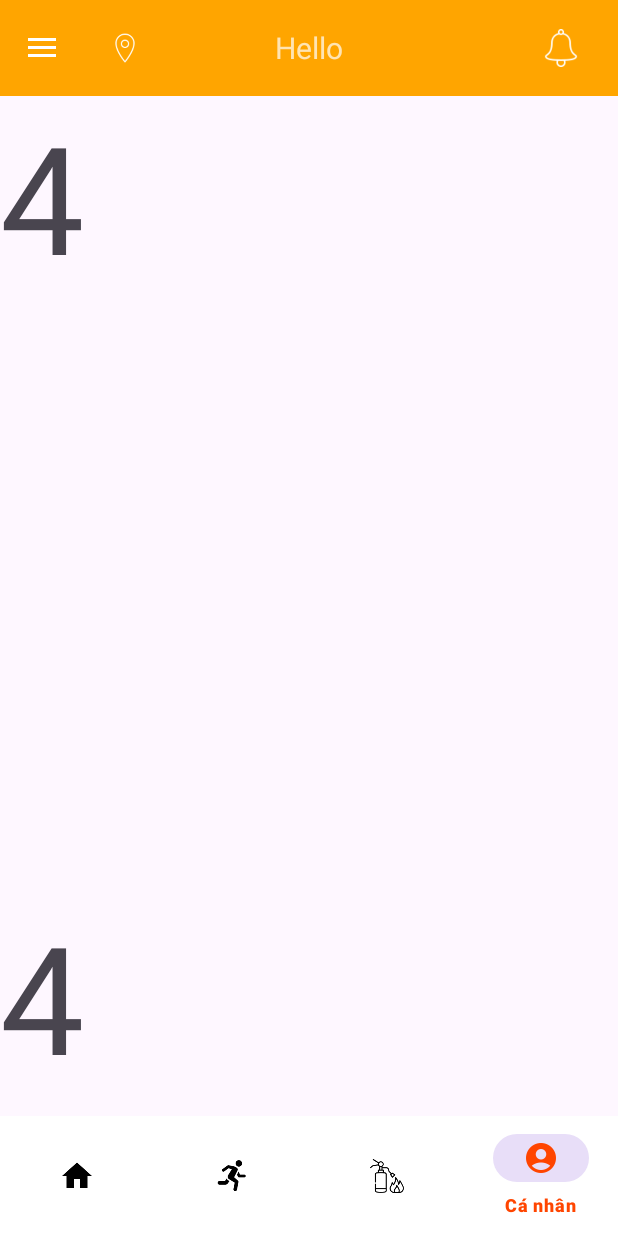
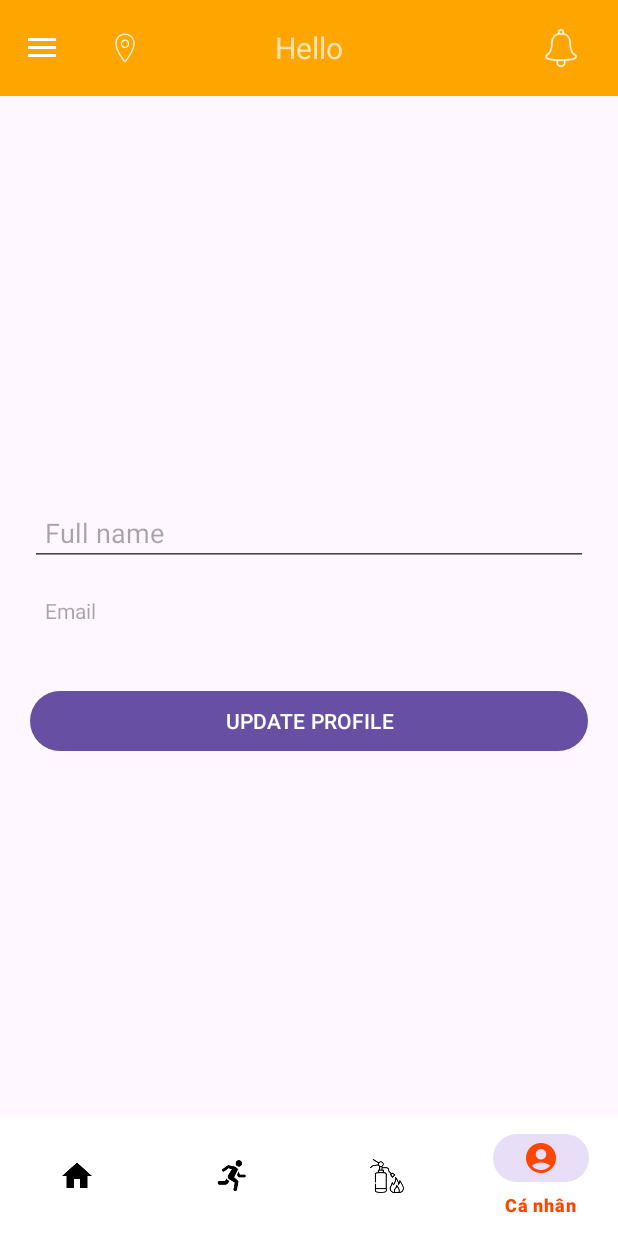
Before and after one commit to manh2903/DA_Android, an Android app: the screen it shows after launch once a user with an empty profile is signed in (MainActivity), item 4 of the bottom bar chosen, on a phone screen of 412 x 824 dp. Run offline under Robolectric (Android 15) with nearby library versions, the phone set to English and light mode, and no system bars; our stand-ins replace Firebase (no records; nobody signed in at launch, a user with empty details on screens opened directly).

Commit message:
update profile + activity notification

```diff
--- a/app/src/main/AndroidManifest.xml
+++ b/app/src/main/AndroidManifest.xml
@@ -4,6 +4,7 @@
 
     <uses-permission android:name="android.permission.INTERNET" />
     <uses-permission android:name="com.ndm.bottomnavigationbar.permission.RECEIVE_DATA" />
+    <uses-permission android:name="android.permission.READ_EXTERNAL_STORAGE" />
 
     <application
         android:allowBackup="true"
@@ -15,6 +16,9 @@
         android:supportsRtl="true"
         android:theme="@style/Theme.DA_Test"
         tools:targetApi="31">
+        <activity
+            android:name=".Activity.NotificationActivity"
+            android:exported="false" />
         <activity
             android:name=".Activity.SignUpActivity"
             android:exported="false" />
--- a/app/src/main/java/com/ndm/da_test/Activity/MainActivity.java
+++ b/app/src/main/java/com/ndm/da_test/Activity/MainActivity.java
@@ -6,21 +6,15 @@ import androidx.appcompat.app.AppCompatActivity;
 import androidx.appcompat.widget.Toolbar;
 import androidx.core.view.GravityCompat;
 import androidx.drawerlayout.widget.DrawerLayout;
-import androidx.fragment.app.Fragment;
 import androidx.fragment.app.FragmentStatePagerAdapter;
-import androidx.fragment.app.FragmentTransaction;
 import androidx.viewpager.widget.ViewPager;
-
 import android.content.Intent;
-import android.net.Uri;
 import android.os.Bundle;
 import android.view.MenuItem;
 import android.view.View;
-import android.widget.ImageView;
+import android.widget.FrameLayout;
 import android.widget.TextView;
 import android.widget.Toast;
-
-import com.bumptech.glide.Glide;
 import com.google.android.material.bottomnavigation.BottomNavigationView;
 import com.google.android.material.navigation.NavigationView;
 import com.google.firebase.auth.FirebaseAuth;
@@ -29,13 +23,12 @@ import com.ndm.da_test.R;
 import com.ndm.da_test.ViewPager.ViewPagerAdapter;
 
 public class MainActivity extends AppCompatActivity implements NavigationView.OnNavigationItemSelectedListener {
+    private FrameLayout notification;
     private DrawerLayout mDrawerLayout;
     private BottomNavigationView mnavigationView;
     private NavigationView navigationView;
     private ViewPager mViewPager;
     private Toolbar toolbar;
-
-    private ImageView imgAvatar;
     private TextView tvName,tvEmail;
 
     @Override
@@ -54,12 +47,24 @@ public class MainActivity extends AppCompatActivity implements NavigationView.On
         mDrawerLayout.addDrawerListener(toggle);
         toggle.syncState();
 
-
         navigationView.setNavigationItemSelectedListener(this);
-
 
         setupViewPager();
         showUserInformation();
+        initListener();
+    }
+
+    private void initUI(){
+
+        mnavigationView = findViewById(R.id.bottom_nav);
+        mViewPager = findViewById(R.id.viewpager);
+        toolbar = findViewById(R.id.toolbar);
+        navigationView = findViewById(R.id.navigation_view);
+        notification = toolbar.findViewById(R.id.notification);
+        tvName = navigationView.getHeaderView(0).findViewById(R.id.tv_name);
+        tvEmail = navigationView.getHeaderView(0).findViewById(R.id.tv_email);
+    }
+    private void initListener(){
 
         mnavigationView.setOnItemSelectedListener(item -> {
             int i = item.getItemId();
@@ -81,20 +86,13 @@ public class MainActivity extends AppCompatActivity implements NavigationView.On
             }
             return true;
         });
-
-    }
-
-    private void initUI(){
-
-        mnavigationView = findViewById(R.id.bottom_nav);
-        mViewPager = findViewById(R.id.viewpager);
-        toolbar = findViewById(R.id.toolbar);
-        navigationView = findViewById(R.id.navigation_view);
-
-        imgAvatar = navigationView.getHeaderView(0).findViewById(R.id.img_avatar);
-        tvName = navigationView.getHeaderView(0).findViewById(R.id.tv_name);
-        tvEmail = navigationView.getHeaderView(0).findViewById(R.id.tv_email);
-
+        notification.setOnClickListener(new View.OnClickListener() {
+            @Override
+            public void onClick(View v) {
+                Intent intent = new Intent(getApplicationContext(), NotificationActivity.class);
+                startActivity(intent);
+            }
+        });
     }
 
     private void setupViewPager() {
@@ -156,7 +154,7 @@ public class MainActivity extends AppCompatActivity implements NavigationView.On
         }
     }
 
-    private void showUserInformation(){
+    public void showUserInformation(){
         FirebaseUser user = FirebaseAuth.getInstance().getCurrentUser();
         if(user == null )
         {
@@ -164,7 +162,6 @@ public class MainActivity extends AppCompatActivity implements NavigationView.On
         }
         String name = user.getDisplayName();
         String email = user.getEmail();
-        Uri photoUrl = user.getPhotoUrl();
         if(name == null)
         {
             tvName.setVisibility(View.GONE);
@@ -174,7 +171,10 @@ public class MainActivity extends AppCompatActivity implements NavigationView.On
             tvName.setText(name);
         }
         tvEmail.setText(email);
-        Glide.with(this).load(photoUrl).error(R.drawable.default_avatar).into(imgAvatar);
     }
 
+
+
+
+
 }
--- /dev/null
+++ b/app/src/main/res/drawable/nav.xml
@@ -0,0 +1,7 @@
+<?xml version="1.0" encoding="utf-8"?>
+<shape xmlns:android="http://schemas.android.com/apk/res/android">
+    <gradient
+        android:startColor="@color/white"
+        android:endColor="@color/orange"
+        android:angle="270"/>
+</shape>
--- a/app/src/main/res/layout/activity_main.xml
+++ b/app/src/main/res/layout/activity_main.xml
@@ -74,7 +74,7 @@
             <androidx.viewpager.widget.ViewPager
                 android:id="@+id/viewpager"
                 android:layout_width="match_parent"
-                android:layout_height="match_parent"
+                android:layout_height="wrap_content"
                 android:layout_above="@+id/bottom_nav" />
 
             <com.google.android.material.bottomnavigation.BottomNavigationView
@@ -90,11 +90,13 @@
         </RelativeLayout>
 
     </LinearLayout>
+
     <com.google.android.material.navigation.NavigationView
         android:id="@+id/navigation_view"
-        android:layout_width="250dp"
+        android:layout_width="280dp"
         android:layout_height="match_parent"
         android:layout_gravity="start"
+        android:background="@drawable/nav"
         app:headerLayout="@layout/layout_header_nav"
         app:menu="@menu/menu_nav" />
 
--- a/app/src/main/res/layout/fragment_mypage.xml
+++ b/app/src/main/res/layout/fragment_mypage.xml
@@ -1,26 +1,30 @@
 <?xml version="1.0" encoding="utf-8"?>
-<ScrollView xmlns:android="http://schemas.android.com/apk/res/android"
+<LinearLayout xmlns:android="http://schemas.android.com/apk/res/android"
     android:layout_width="match_parent"
-    android:layout_height="match_parent">
+    android:layout_height="match_parent"
+    android:padding="20dp"
+    android:gravity="center"
+    android:orientation="vertical">
 
-    <LinearLayout
+
+    <EditText
+        android:id="@+id/edt_full_name"
         android:layout_width="match_parent"
         android:layout_height="wrap_content"
-        android:orientation="vertical">
-
-        <TextView
-            android:layout_width="wrap_content"
-            android:layout_height="wrap_content"
-            android:textSize="100dp"
-            android:text="4" />
-
-        <TextView
-            android:layout_width="wrap_content"
-            android:layout_height="wrap_content"
-            android:textSize="100dp"
-            android:layout_marginTop="400dp"
-            android:text="4" />
-
-    </LinearLayout>
-
-</ScrollView>
+        android:hint="Full name"
+        android:layout_marginTop="30dp"
+        android:padding="10dp"/>
+    <TextView
+        android:id="@+id/edt_email"
+        android:layout_width="match_parent"
+        android:layout_height="wrap_content"
+        android:hint="Email"
+        android:layout_marginTop="10dp"
+        android:padding="10dp"/>
+    <Button
+        android:id="@+id/btn_update_profile"
+        android:layout_width="match_parent"
+        android:layout_height="wrap_content"
+        android:text="UPDATE PROFILE"
+        android:layout_marginTop="30dp"/>
+</LinearLayout>
--- a/app/src/main/res/menu/menu_nav.xml
+++ b/app/src/main/res/menu/menu_nav.xml
@@ -13,9 +13,9 @@
     <item android:title="Account">
         <menu>
             <item
-                android:id="@+id/test4"
-                android:icon="@drawable/baseline_account_circle_black_24"
-                android:title="@string/action_mypage" />
+                android:id="@+id/nav_change_password"
+                android:icon="@drawable/password"
+                android:title="Thay đổi mật khẩu" />
             <item
                 android:id="@+id/nav_logout"
                 android:icon="@drawable/logout"
--- a/app/src/main/res/values/strings.xml
+++ b/app/src/main/res/values/strings.xml
@@ -1,5 +1,5 @@
 <resources>
-    <string name="app_name">Fire Alarm App</string>
+    <string name="app_name">Fire Alarm</string>
     <string name="action_home">Trang chủ</string>
     <string name="action_escape">Cách thoát hiểm</string>
     <string name="action_skill">Kỹ năng PCCC</string>
```
Also changed, not shown: app/src/main/java/com/ndm/da_test/Activity/NotificationActivity.java (added, +33 -0 lines), app/src/main/java/com/ndm/da_test/Fragment/MyPageFragment.java (+89 -2 lines), app/src/main/res/layout/activity_notification.xml (added, +30 -0 lines), app/src/main/res/layout/layout_header_nav.xml (+23 -11 lines), app/src/main/res/drawable/fire.png (added), app/src/main/res/drawable/google.png (deleted), app/src/main/res/drawable/lock.png (added), app/src/main/res/drawable/logout.png, app/src/main/res/drawable/password.png (added).
